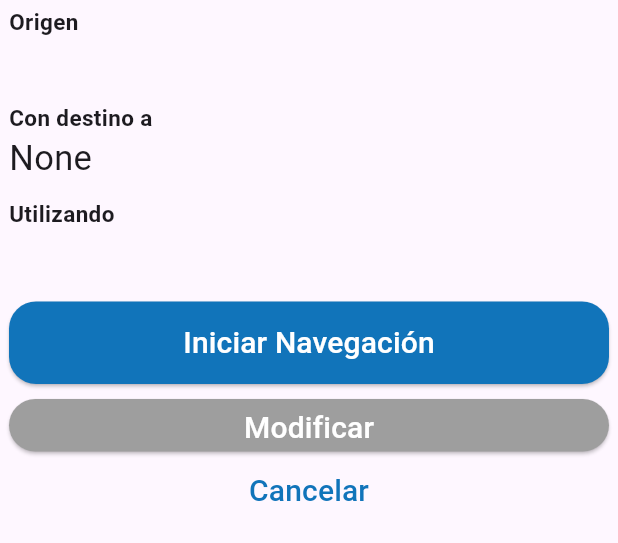
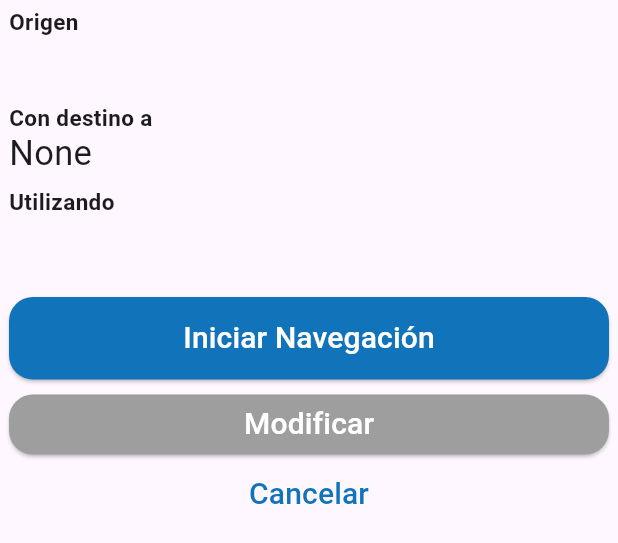
Before and after one commit to mmattico/Guio, a Flutter app: the NavigationConfirmation widget shown alone on an empty page, opened directly with empty values, on a phone screen of 412 x 824 dp. Shown: the top 543 px of the screen. Run offline on Flutter 3.47's test engine with Material 3 defaults, Android fonts, the phone set to English and light mode, and no system bars; our stand-ins replace flutter_compass, flutter_tts, pedometer, permission_handler, shared_preferences and 2 more; missing offline and left inert: dart:ffi; accounts and stored records are empty.

Commit message:
Mejoras varias

```diff
--- a/UnlamProyecto/Frontend/guio_proyecto/lib/other/navigation_confirmation.dart
+++ b/UnlamProyecto/Frontend/guio_proyecto/lib/other/navigation_confirmation.dart
@@ -52,7 +52,7 @@ class _NavigationConfirmationState extends State<NavigationConfirmation> {
                   : (widget.selectedArea != '')
                   ? '${widget.selectedArea}'
                   : 'None',
-              style: const TextStyle(fontSize: 23),
+              style: const TextStyle(fontSize: 23, height: 1.1,),
             ),
             const SizedBox(height: 10),
             const Text(
@@ -67,7 +67,7 @@ class _NavigationConfirmationState extends State<NavigationConfirmation> {
               style: const TextStyle(fontSize: 23),
             ),
 
-            const SizedBox(height: 15),
+            const SizedBox(height: 20),
             Center(
               child: SizedBox(
                 width: double.infinity,
@@ -88,7 +88,7 @@ class _NavigationConfirmationState extends State<NavigationConfirmation> {
                   },
                   style: ElevatedButton.styleFrom(
                     shape: RoundedRectangleBorder(
-                      borderRadius: BorderRadius.circular(18),
+                      borderRadius: BorderRadius.circular(16),
                     ),
                     padding: const EdgeInsets.symmetric(vertical: 10),
                     backgroundColor: const Color.fromRGBO(17, 116, 186, 1),
@@ -104,16 +104,16 @@ class _NavigationConfirmationState extends State<NavigationConfirmation> {
             Center(
               child: SizedBox(
                 width: double.infinity,
-                height: 35,
+                height: 40,
                 child: ElevatedButton(
                   onPressed: () {
                     Navigator.pop(context);
                   },
                   style: ElevatedButton.styleFrom(
                     shape: RoundedRectangleBorder(
-                      borderRadius: BorderRadius.circular(18),
+                      borderRadius: BorderRadius.circular(16),
                     ),
-                    padding: const EdgeInsets.symmetric(vertical: 5),
+                    padding: const EdgeInsets.all(5.0),
                     backgroundColor: Colors.grey,
                   ),
                   child: const Text(
--- a/UnlamProyecto/Frontend/guio_proyecto/lib/pages/home_page.dart
+++ b/UnlamProyecto/Frontend/guio_proyecto/lib/pages/home_page.dart
@@ -535,7 +535,9 @@ class _HomePageState extends State<HomePage> {
             );
           },
           style: ElevatedButton.styleFrom(
-            shape: const StadiumBorder(),
+            shape: RoundedRectangleBorder(
+              borderRadius: BorderRadius.circular(16),
+            ),
             padding: const EdgeInsets.symmetric(vertical: 16),
             backgroundColor: Color.fromRGBO(17, 116, 186, 1),
           ),
--- a/UnlamProyecto/Frontend/guio_proyecto/lib/pages/navigation.dart
+++ b/UnlamProyecto/Frontend/guio_proyecto/lib/pages/navigation.dart
@@ -694,7 +694,8 @@ Widget header() {
       Text(
         "Dirigiendose a ",
         style: TextStyle(color: Colors.white,
-          fontSize: 28,
+          fontSize: 22,
+          height: 1.0
         ),
       ),
     ],
```
Also changed, not shown: UnlamProyecto/Frontend/guio_proyecto/lib/other/emergency_homepage.dart (+10 -8 lines).
